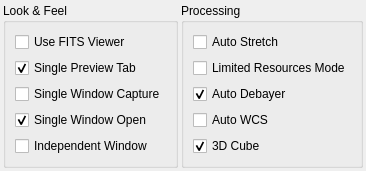
This is kstars/fitsviewer/opsfits.ui in KDE/kstars as Qt 5 draws it before an edit. The edited form follows.
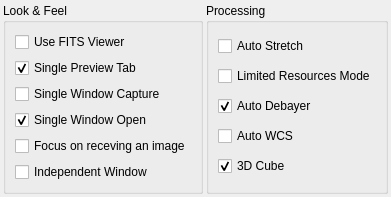
This is the edited form.

Commit message: Add option for raising FITS viewer when an image is recieved

```diff
--- a/kstars/fitsviewer/opsfits.ui
+++ b/kstars/fitsviewer/opsfits.ui
@@ -7,7 +7,7 @@
     <x>0</x>
     <y>0</y>
     <width>335</width>
-    <height>150</height>
+    <height>168</height>
    </rect>
   </property>
   <layout class="QVBoxLayout" name="verticalLayout_3">
@@ -98,6 +98,16 @@
           </property>
          </widget>
         </item>
+        <item>
+         <widget class="QCheckBox" name="kcfg_focusFITSOnNewImage">
+          <property name="toolTip">
+           <string>Bring the FITSViewer window to the foreground when receiving a new image</string>
+          </property>
+          <property name="text">
+           <string>Focus on receving an image</string>
+          </property>
+         </widget>
+        </item>
         <item>
          <widget class="QCheckBox" name="kcfg_independentWindowFITS">
           <property name="toolTip">
```
The commit also changes 2 other files.
